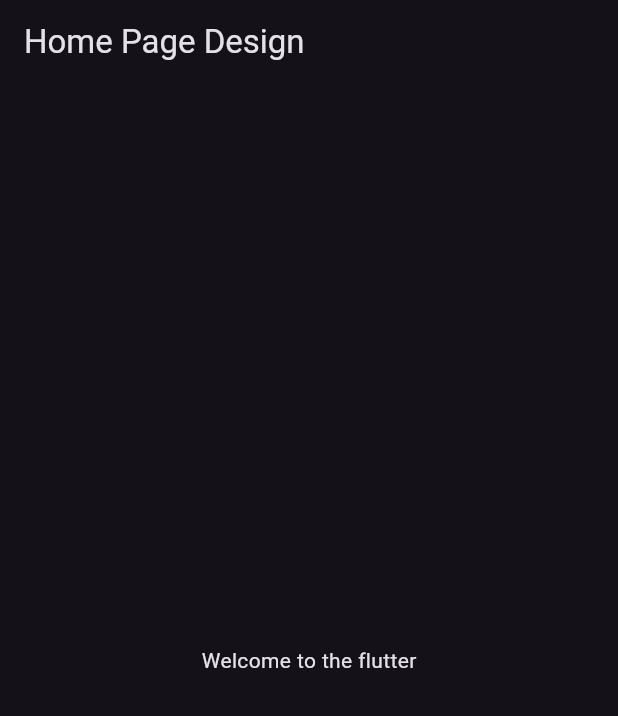
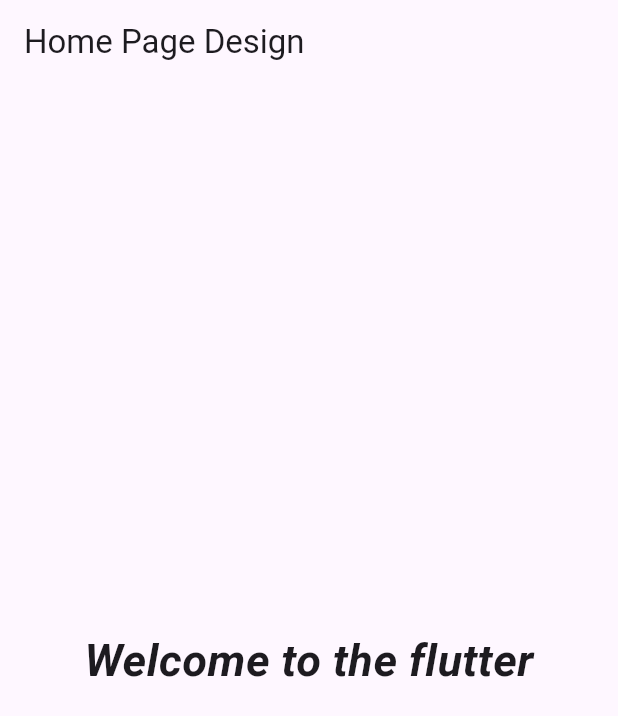
Before and after one commit to rohitbgit/LearnFlutterFromScratch, a Flutter app: the screen it shows after launch, on a phone screen of 412 x 824 dp. Shown: the top 716 px of the screen. Run offline on Flutter 3.47's test engine with Material 3 defaults, Android fonts, the phone set to English and light mode, and no system bars.

Commit message:
day 3 completed

```diff
--- a/lib/home_page.dart
+++ b/lib/home_page.dart
@@ -10,7 +10,13 @@ class MyHomePage extends StatelessWidget {
         title: const Text("Home Page Design"),
       ),
       body: const Center(
-        child: Text("Welcome to the flutter"),
+        child: Text(
+          "Welcome to the flutter",
+          style: TextStyle(
+              fontSize: 30,
+              fontStyle: FontStyle.italic,
+              fontWeight: FontWeight.bold),
+        ),
       ),
     );
   }
--- a/lib/main.dart
+++ b/lib/main.dart
@@ -12,10 +12,9 @@ class MyApp extends StatelessWidget {
   Widget build(BuildContext context) {
     return MaterialApp(
       home: const MyHomePage(),
-      themeMode: ThemeMode.dark,
-      theme: ThemeData(
-        brightness: Brightness.dark,
-      ),
+      themeMode: ThemeMode.light,
+      theme: ThemeData(primarySwatch: Colors.blueGrey),
+      routes: {'/MyHomePage': (context) => const MyHomePage()},
     );
   }
 }
```
